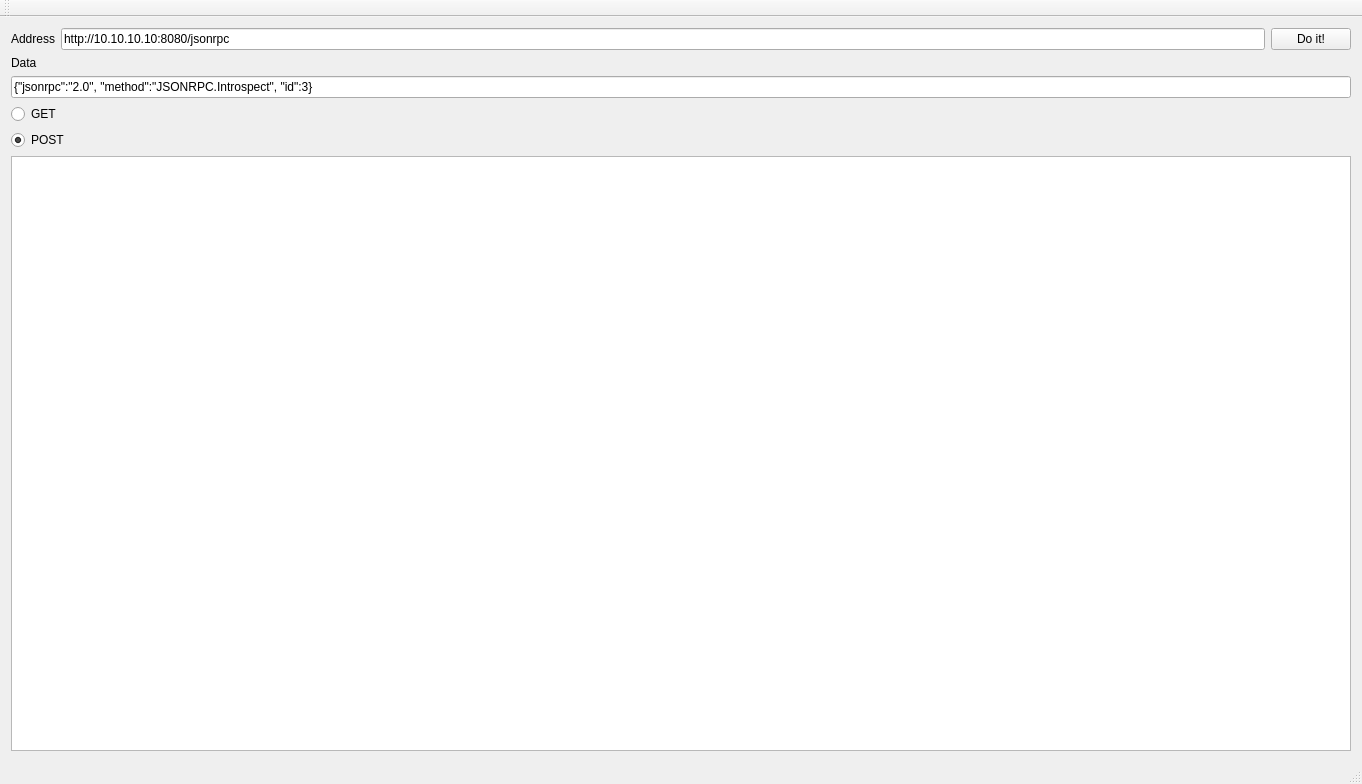
Old version of the form mainwindow.ui in the repository t-mon/krest.
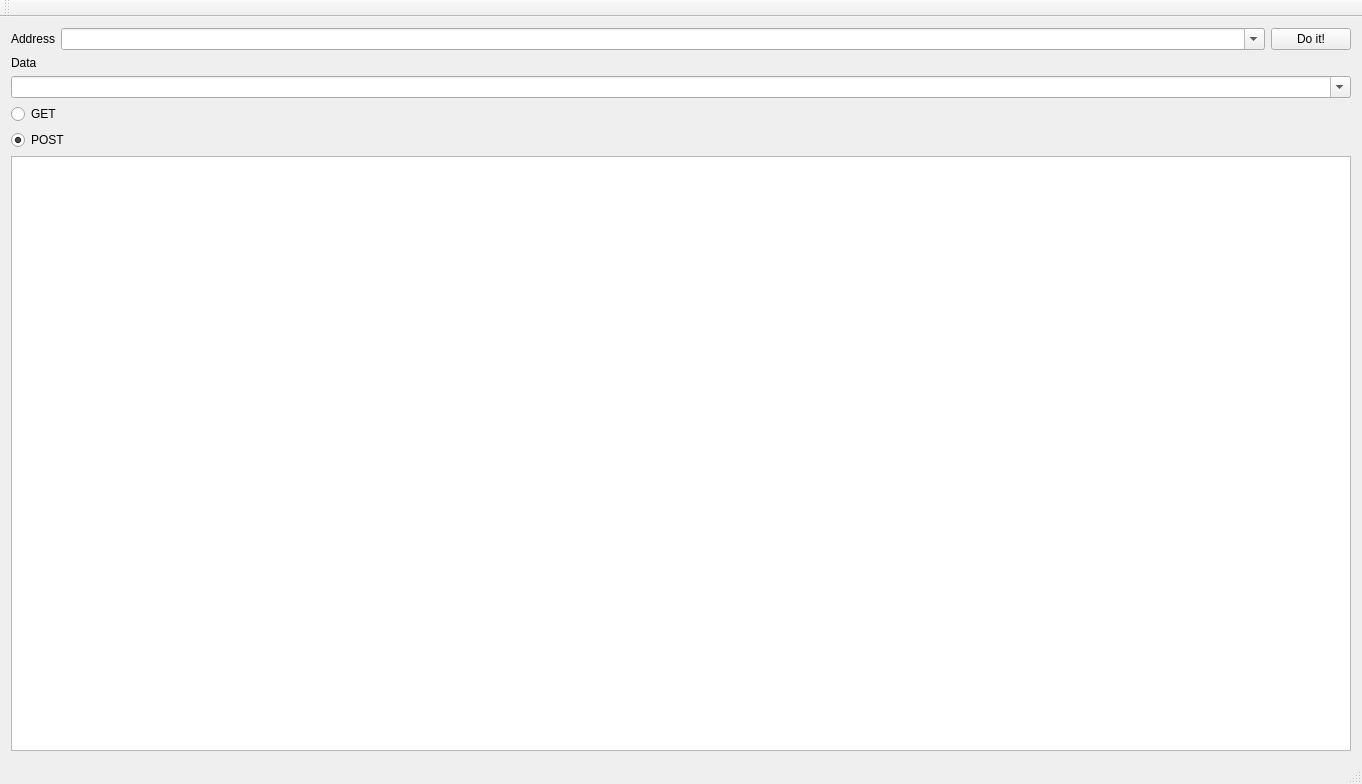
New version of the form.

Commit message: make it more useful

```diff
--- a/mainwindow.ui
+++ b/mainwindow.ui
@@ -25,9 +25,15 @@
        </widget>
       </item>
       <item>
-       <widget class="QLineEdit" name="leAddressl">
-        <property name="text">
-         <string>http://10.10.10.10:8080/jsonrpc</string>
+       <widget class="QComboBox" name="cbUrl">
+        <property name="sizePolicy">
+         <sizepolicy hsizetype="Expanding" vsizetype="Fixed">
+          <horstretch>0</horstretch>
+          <verstretch>0</verstretch>
+         </sizepolicy>
+        </property>
+        <property name="editable">
+         <bool>true</bool>
         </property>
        </widget>
       </item>
@@ -48,9 +54,9 @@
      </widget>
     </item>
     <item>
-     <widget class="QLineEdit" name="leData">
-      <property name="text">
-       <string>{&quot;jsonrpc&quot;:&quot;2.0&quot;, &quot;method&quot;:&quot;JSONRPC.Introspect&quot;, &quot;id&quot;:3}</string>
+     <widget class="QComboBox" name="cbData">
+      <property name="editable">
+       <bool>true</bool>
       </property>
      </widget>
     </item>
```
Left out of the diff: 2 changed lines with no effect on the pictures. The commit also changes 2 other files.
